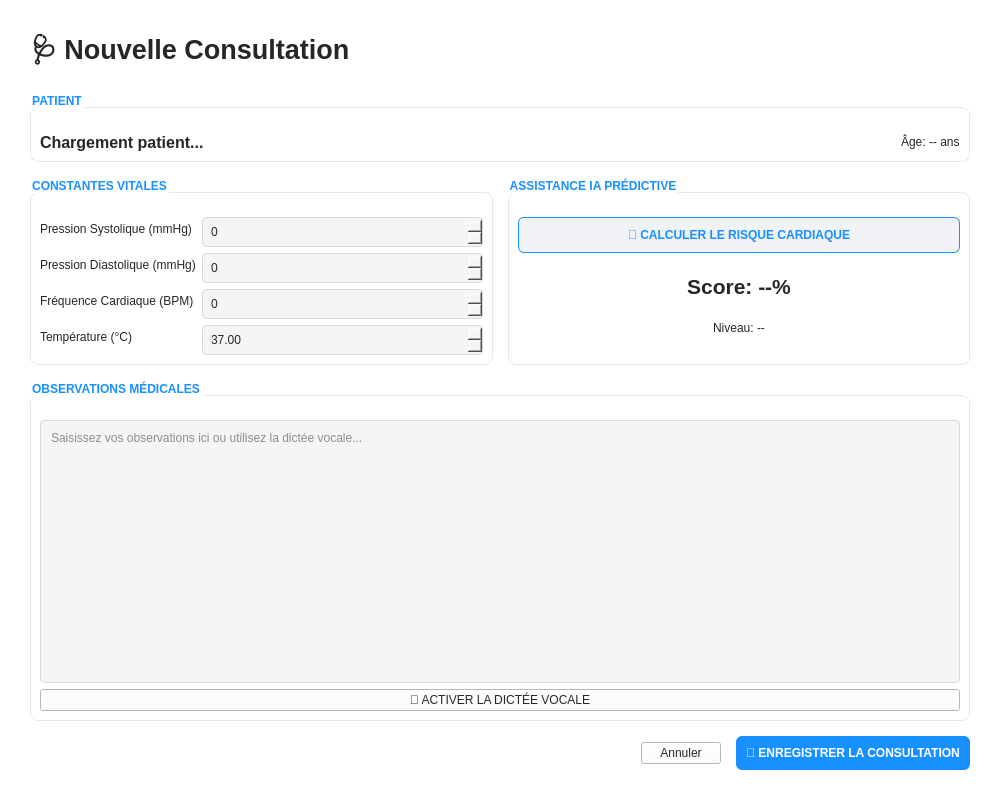
This is src/views/ui/consultation.ui in Benzarti-Ahmed-Yassine/Medierp as Qt 5 draws it before an edit. The edited form follows.
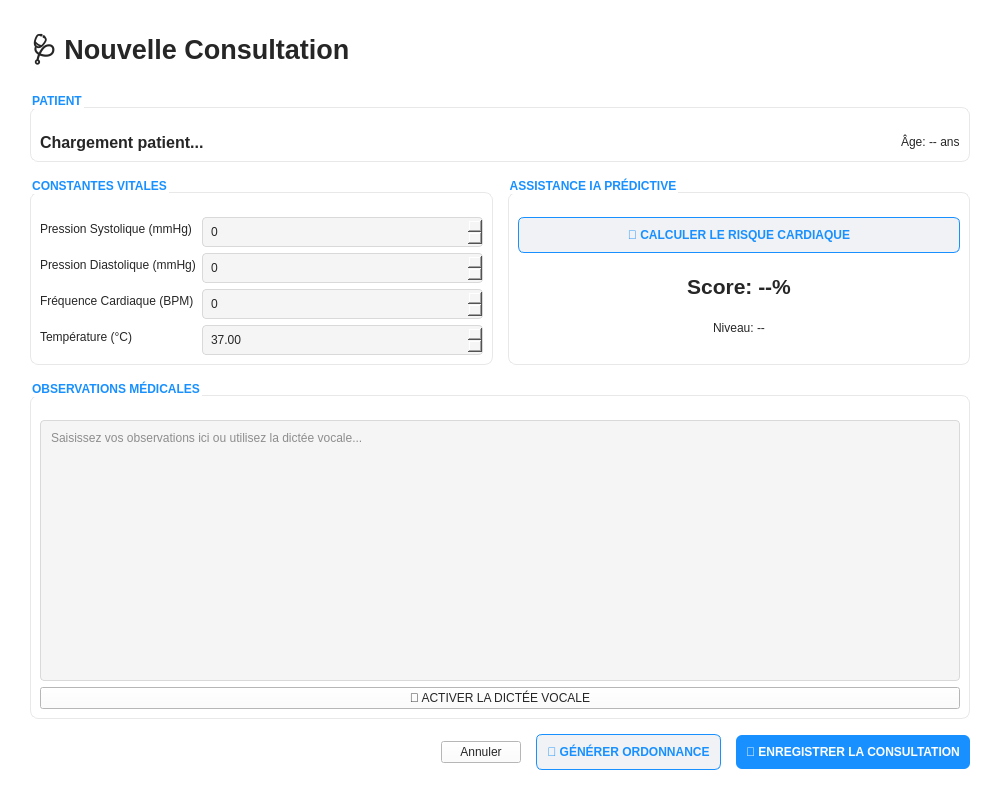
This is the edited form.

Commit message: Feat: Implement real FaceID, ML Heart Risk prediction, and PDF prescriptions

What changed in the file:
```diff
--- a/src/views/ui/consultation.ui
+++ b/src/views/ui/consultation.ui
@@ -435,6 +435,26 @@
        </property>
       </widget>
      </item>
+      <item>
+       <widget class="QPushButton" name="btnGeneratePrescription">
+        <property name="text">
+         <string>📄 GÉNÉRER ORDONNANCE</string>
+        </property>
+        <property name="styleSheet">
+         <string notr="true">QPushButton {
+    background-color: #f0f2f5;
+    color: #1890ff;
+    font-weight: bold;
+    border-radius: 6px;
+    padding: 10px;
+    border: 1px solid #1890ff;
+}
+QPushButton:hover {
+    background-color: #e6f7ff;
+}</string>
+        </property>
+       </widget>
+      </item>
      <item>
       <widget class="QPushButton" name="btnSave">
        <property name="text">
```
Lines whose indentation alone changed are shown as unchanged. The commit also changes 9 other files.
